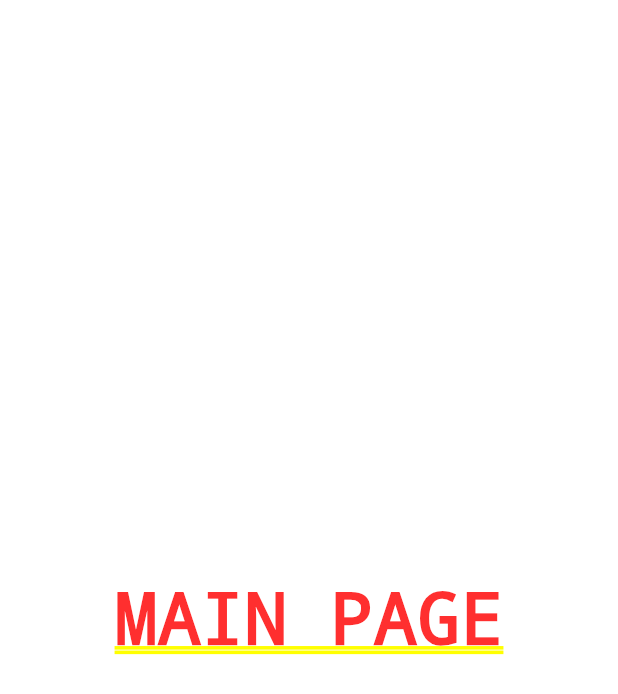
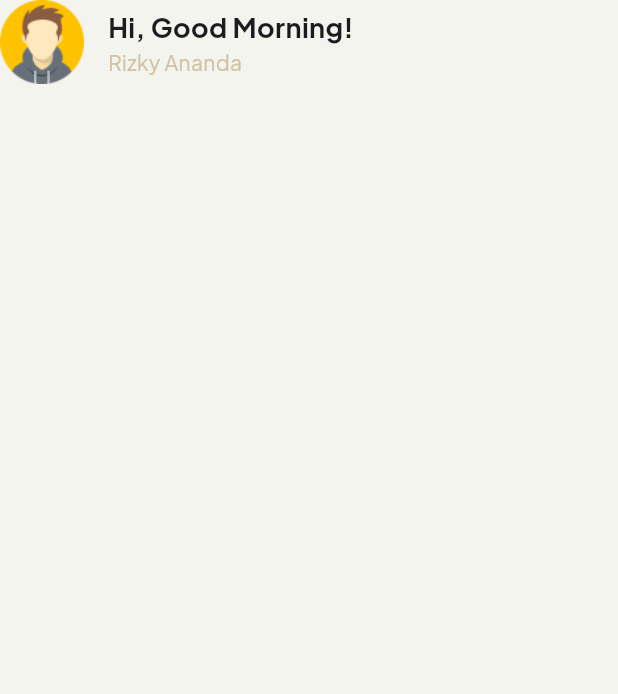
Before and after one commit to ekyrizky/savvy-stash, a Flutter app: the screen it shows after launch, on a phone screen of 412 x 824 dp. Shown: the top 694 px of the screen. Run offline on Flutter 3.47's test engine with Material 3 defaults, Android fonts, the phone set to English and light mode, and no system bars; our stand-ins replace get, google_fonts.

Commit message:
add component: profile header

```diff
--- a/lib/app/theme/typography.dart
+++ b/lib/app/theme/typography.dart
@@ -2,47 +2,47 @@ import 'package:flutter/material.dart';
 import 'package:google_fonts/google_fonts.dart';
 
 class AppTypography {
-  static TextStyle titleLarge = GoogleFonts.grapeNuts(
+  static TextStyle titleLarge = GoogleFonts.plusJakartaSans(
     fontSize: 18,
     fontWeight: FontWeight.bold,
   );
 
-  static TextStyle titleMedium = GoogleFonts.grapeNuts(
+  static TextStyle titleMedium = GoogleFonts.plusJakartaSans(
     fontSize: 16,
     fontWeight: FontWeight.bold,
   );
 
-  static TextStyle titleSmall = GoogleFonts.grapeNuts(
+  static TextStyle titleSmall = GoogleFonts.plusJakartaSans(
     fontSize: 14,
     fontWeight: FontWeight.bold,
   );
 
-  static TextStyle bodyLarge = GoogleFonts.grapeNuts(
+  static TextStyle bodyLarge = GoogleFonts.plusJakartaSans(
     fontSize: 18,
     fontWeight: FontWeight.normal,
   );
 
-  static TextStyle bodyMedium = GoogleFonts.grapeNuts(
+  static TextStyle bodyMedium = GoogleFonts.plusJakartaSans(
     fontSize: 16,
     fontWeight: FontWeight.normal,
   );
 
-  static TextStyle bodySmall = GoogleFonts.grapeNuts(
+  static TextStyle bodySmall = GoogleFonts.plusJakartaSans(
     fontSize: 14,
     fontWeight: FontWeight.normal,
   );
 
-  static TextStyle labelLarge = GoogleFonts.grapeNuts(
+  static TextStyle labelLarge = GoogleFonts.plusJakartaSans(
     fontSize: 16,
     fontWeight: FontWeight.w200,
   );
 
-  static TextStyle labelMedium = GoogleFonts.grapeNuts(
+  static TextStyle labelMedium = GoogleFonts.plusJakartaSans(
     fontSize: 14,
     fontWeight: FontWeight.w200,
   );
 
-  static TextStyle labelsMALL = GoogleFonts.grapeNuts(
+  static TextStyle labelsMALL = GoogleFonts.plusJakartaSans(
     fontSize: 12,
     fontWeight: FontWeight.w200,
   );
--- a/lib/presentation/app.dart
+++ b/lib/presentation/app.dart
@@ -1,6 +1,6 @@
 import 'package:flutter/material.dart';
 import 'package:get/get.dart';
-import 'package:savvy_stash/presentation/pages/main_page.dart';
+import 'package:savvy_stash/presentation/pages/home_page.dart';
 
 class App extends StatelessWidget {
   const App({super.key});
@@ -9,7 +9,7 @@ class App extends StatelessWidget {
   Widget build(BuildContext context) {
     return const GetMaterialApp(
       initialRoute: '/',
-      home: MainPage(),
+      home: HomePage(),
     );
   }
 }
--- /dev/null
+++ b/lib/presentation/components/atoms/profile_text_atom.dart
@@ -0,0 +1,25 @@
+import 'package:flutter/material.dart';
+import 'package:savvy_stash/app/theme/colors.dart';
+import 'package:savvy_stash/app/theme/typography.dart';
+
+class ProfileTextAtom extends StatelessWidget {
+  const ProfileTextAtom({super.key});
+
+  @override
+  Widget build(BuildContext context) {
+    return Column(
+      crossAxisAlignment: CrossAxisAlignment.start,
+      children: [
+        Text(
+          'Hi, Good Morning!',
+          style: AppTypography.titleLarge,
+        ),
+        Text(
+          'Rizky Ananda',
+          style: AppTypography.bodySmall
+              .copyWith(color: AppColors.kSecondaryColor),
+        ),
+      ],
+    );
+  }
+}
--- /dev/null
+++ b/lib/presentation/components/atoms/rounded_image_atom.dart
@@ -0,0 +1,17 @@
+import 'package:flutter/material.dart';
+
+class RoundedImageAtom extends StatelessWidget {
+  const RoundedImageAtom({super.key});
+
+  @override
+  Widget build(BuildContext context) {
+    return ClipRRect(
+      child: Image.asset(
+        'assets/img_avatar_male.png',
+        width: 56.0,
+        height: 56.0,
+        fit: BoxFit.cover,
+      ),
+    );
+  }
+}
--- /dev/null
+++ b/lib/presentation/components/molecules/profile_header_molecule.dart
@@ -0,0 +1,18 @@
+import 'package:flutter/material.dart';
+import 'package:savvy_stash/presentation/components/atoms/profile_text_atom.dart';
+import 'package:savvy_stash/presentation/components/atoms/rounded_image_atom.dart';
+
+class ProfileHeaderMolecule extends StatelessWidget {
+  const ProfileHeaderMolecule({super.key});
+
+  @override
+  Widget build(BuildContext context) {
+    return Row(
+      children: [
+        RoundedImageAtom(),
+        SizedBox(width: 16),
+        ProfileTextAtom(),
+      ],
+    );
+  }
+}
--- /dev/null
+++ b/lib/presentation/pages/home_page.dart
@@ -0,0 +1,21 @@
+import 'package:flutter/material.dart';
+import 'package:savvy_stash/app/theme/colors.dart';
+import 'package:savvy_stash/presentation/components/molecules/profile_header_molecule.dart';
+
+class HomePage extends StatelessWidget {
+  const HomePage({super.key});
+
+  @override
+  Widget build(BuildContext context) {
+    return Scaffold(
+      backgroundColor: AppColors.kBackgroundColor,
+      body: SafeArea(
+        child: Column(
+          children: [
+            ProfileHeaderMolecule(),
+          ],
+        ),
+      ),
+    );
+  }
+}
--- a/pubspec.yaml
+++ b/pubspec.yaml
@@ -61,8 +61,8 @@ flutter:
   uses-material-design: true
 
   # To add assets to your application, add an assets section, like this:
-  # assets:
-  #   - images/a_dot_burr.jpeg
+  assets:
+    - assets/
   #   - images/a_dot_ham.jpeg
 
   # An image asset can refer to one or more resolution-specific "variants", see
```
Also changed, not shown: assets/img_avatar_female.png (added), assets/img_avatar_male.png (added).
